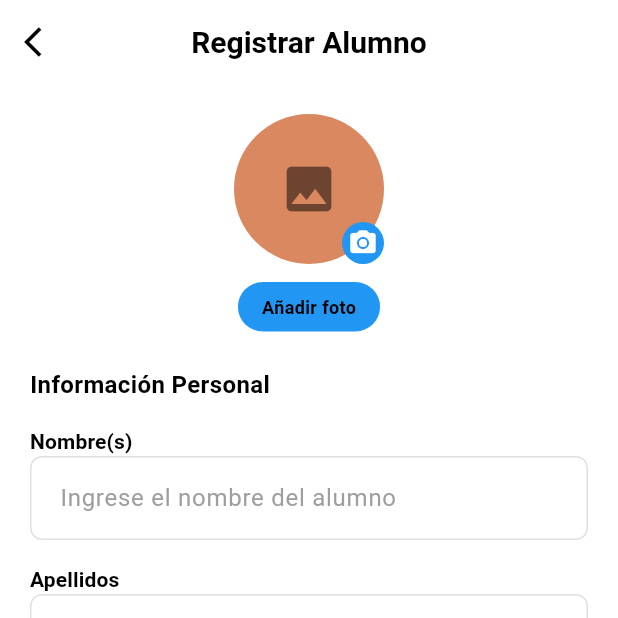
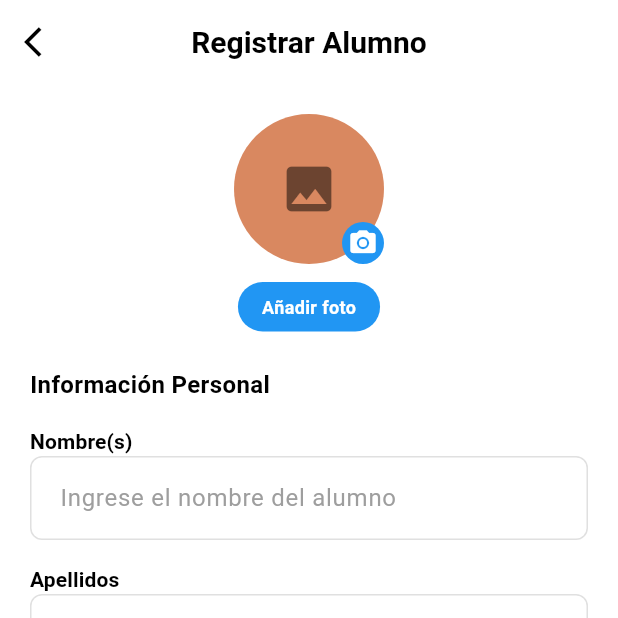
Before and after one commit to edd86/students_control, a Flutter app: the StudentsRegisterPage screen opened by its route, on a phone screen of 412 x 824 dp, the top half of it. Run offline on Flutter 3.47's test engine with Material 3 defaults, Android fonts, the light colour scheme and no system bars; our stand-ins replace animated_search_bar, email_validator, flutter_riverpod, flutter_svg, go_router, sqflite; missing offline and left inert: bcrypt; accounts and stored records are empty.

Commit message:
feat: Add photo const text change to alow color acording the theme

```diff
--- a/lib/features/students/presentation/pages/students_register_page.dart
+++ b/lib/features/students/presentation/pages/students_register_page.dart
@@ -115,9 +115,10 @@ class _StudentsRegisterPageState extends ConsumerState<StudentsRegisterPage> {
                         color: colorScheme.primary,
                         borderRadius: BorderRadius.circular(20),
                       ),
-                      child: const Text(
+                      child: Text(
                         'Añadir foto',
                         style: TextStyle(
+                          color: colorScheme.onPrimary,
                           fontWeight: FontWeight.bold,
                           fontSize: 12,
                         ),
```
